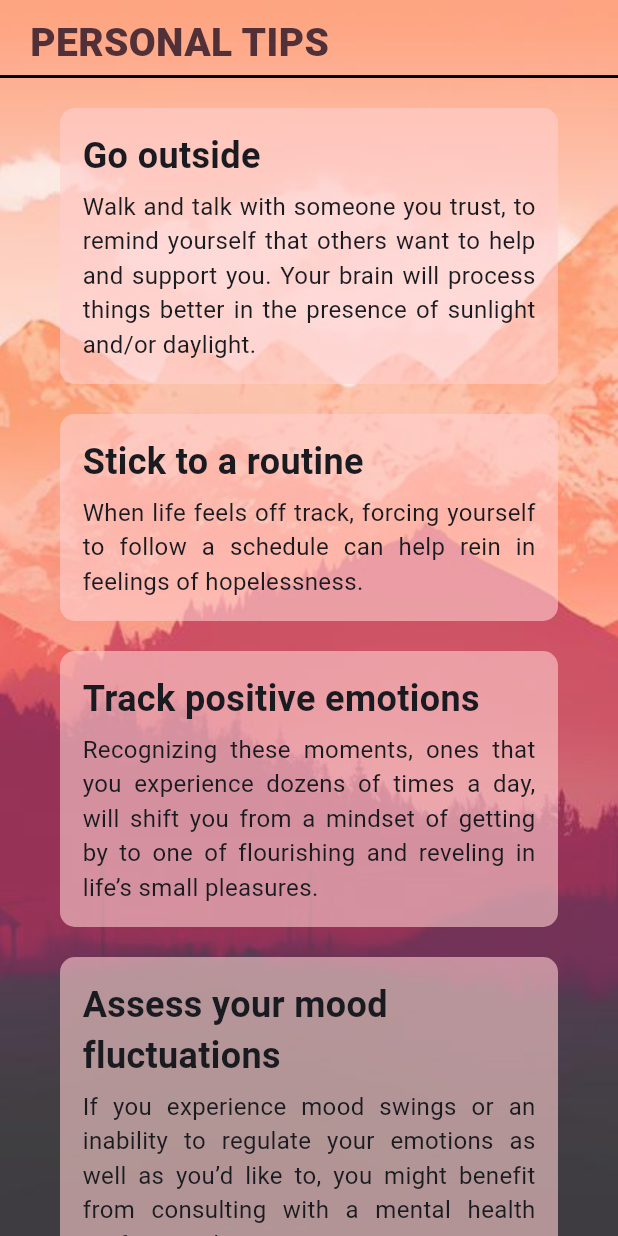
After one commit to arpan-mondal-3000/mindskape, a Flutter app: the personalTips screen opened by its route, on a phone screen of 412 x 824 dp. The commit adds this screen. Run offline on Flutter 3.47's test engine with Material 3 defaults, Android fonts, the phone set to English and light mode, and no system bars; our stand-ins replace cached_network_image, cloud_firestore, firebase_auth, firebase_core, firebase_database, firebase_storage and 4 more; missing offline and left inert: firebase_ui_auth; accounts and stored records are empty.

Commit message:
working on tips page

```diff
--- a/lib/main.dart
+++ b/lib/main.dart
@@ -12,6 +12,8 @@ import 'package:mindskape/screens/navigation_pages/news/news_screen.dart';
 import 'package:mindskape/screens/navigation_pages/news/news_loading_screen.dart';
 import 'package:mindskape/screens/navigation_pages/education/educationLoadingScreen.dart';
 import 'package:mindskape/screens/navigation_pages/education/educationService.dart';
+import 'package:mindskape/screens/navigation_pages/tips/tips.dart';
+
 
 import 'screens/signuppages/LoginActivity.dart';
 import 'screens/navigation_pages/profile/ProfileActivity.dart';
@@ -49,6 +51,7 @@ class MyApp extends StatelessWidget {
           '/news': (context) => const NewsScreen(),
           '/educationLoading': (context) => const educationLoading(),
           '/education': (context) => const EducationScreen(),
+          '/tips': (context) => const personalTips(),
       },
     );
   }
--- /dev/null
+++ b/lib/screens/navigation_pages/tips/tips.dart
@@ -0,0 +1,103 @@
+import 'package:flutter/material.dart';
+
+List tips = [
+  [
+    'Go outside',
+    'Walk and talk with someone you trust, to remind yourself that others want to help and support you. Your brain will process things better in the presence of sunlight and/or daylight.'
+  ],
+  [
+    'Stick to a routine',
+    'When life feels off track, forcing yourself to follow a schedule can help rein in feelings of hopelessness.'
+  ],
+  [
+    'Track positive emotions',
+    'Recognizing these moments, ones that you experience dozens of times a day, will shift you from a mindset of getting by to one of flourishing and reveling in life’s small pleasures.'
+  ],
+  [
+    'Assess your mood fluctuations',
+    'If you experience mood swings or an inability to regulate your emotions as well as you’d like to, you might benefit from consulting with a mental health professional.'
+  ],
+  [
+    'Listen to Uplifting Music',
+    'Music has a powerful effect on mood. Create playlists of songs that make you feel happy and energized, and listen to them when you need a mood boost.'
+  ]
+];
+
+class personalTips extends StatelessWidget {
+  const personalTips({super.key});
+
+  @override
+  Widget build(BuildContext context) {
+    return Scaffold(
+      body: Stack(
+        children: [
+          Container(
+            decoration: const BoxDecoration(
+                image: DecorationImage(
+                    image: AssetImage('assets/images/PersonalTipsPageBg.jpg'),
+                    fit: BoxFit.cover,
+                    opacity: .8)),
+          ),
+          SafeArea(
+              child: Column(
+                crossAxisAlignment: CrossAxisAlignment.start,
+                children: [
+                  Container(
+                    padding: const EdgeInsets.fromLTRB(20, 10, 0, 5),
+                    child: const Text(
+                      'PERSONAL TIPS',
+                      style: TextStyle(
+                        fontSize: 26,
+                        fontWeight: FontWeight.w800,
+                        color: Color(0xff523037),
+                      ),
+                    ),
+                  ),
+                  const Divider(
+                    color: Colors.black,
+                    thickness: 2,
+                    height: 0,
+                  ),
+                  Expanded(
+                    child: ListView.builder(
+                      itemCount: tips.length,
+                      itemBuilder: (context, index){
+                        return Container(
+                          margin: const EdgeInsets.fromLTRB(40, 20, 40, 0),
+                          padding: const EdgeInsets.all(15),
+                          decoration: BoxDecoration(
+                            color: const Color(0xffFFCFCF).withOpacity(.6),
+                            borderRadius: BorderRadius.circular(10.0),
+                          ),
+                          child: Column(
+                            crossAxisAlignment: CrossAxisAlignment.start,
+                            children: [
+                              Text(
+                                  tips[index][0],
+                                  style: const TextStyle(
+                                    fontSize: 24,
+                                    fontWeight: FontWeight.w600,
+                                  ),
+                              ),
+                              const SizedBox(height: 5,),
+                              Text(
+                                  tips[index][1],
+                                  textAlign: TextAlign.justify,
+                                  style: const TextStyle(
+                                    fontSize: 16,
+                                  ),
+                              ),
+                            ],
+                          ),
+                        );
+                      },
+                    ),
+                  )
+                ],
+              ),
+          ),
+        ],
+      ),
+    );
+  }
+}
```
